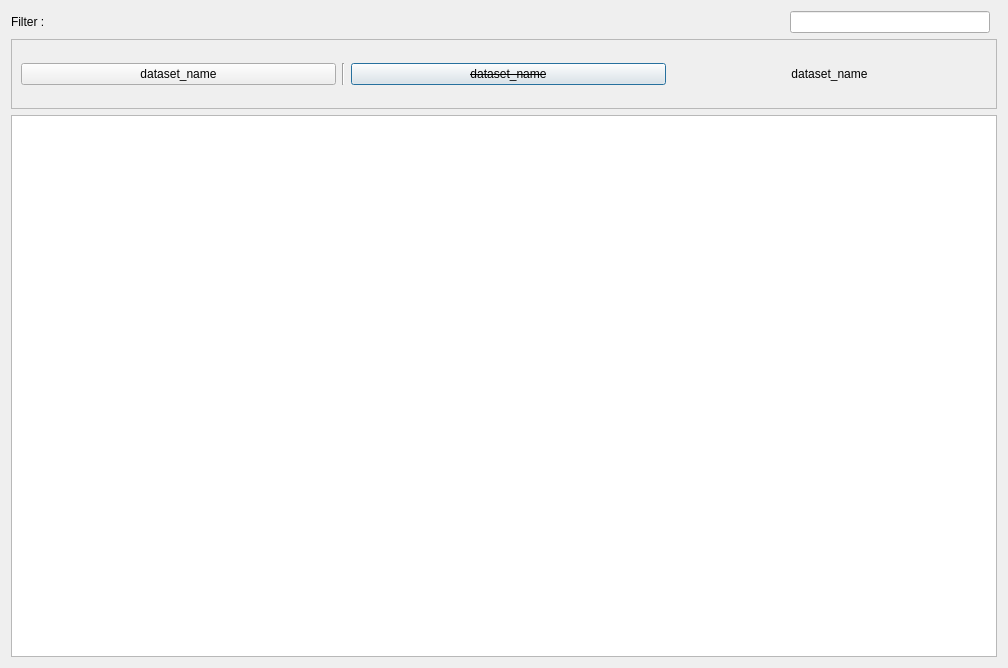
The window that ui/SydTableWidget.ui (OpenSyd/syd_ui) describes before a commit, drawn with Qt 5.
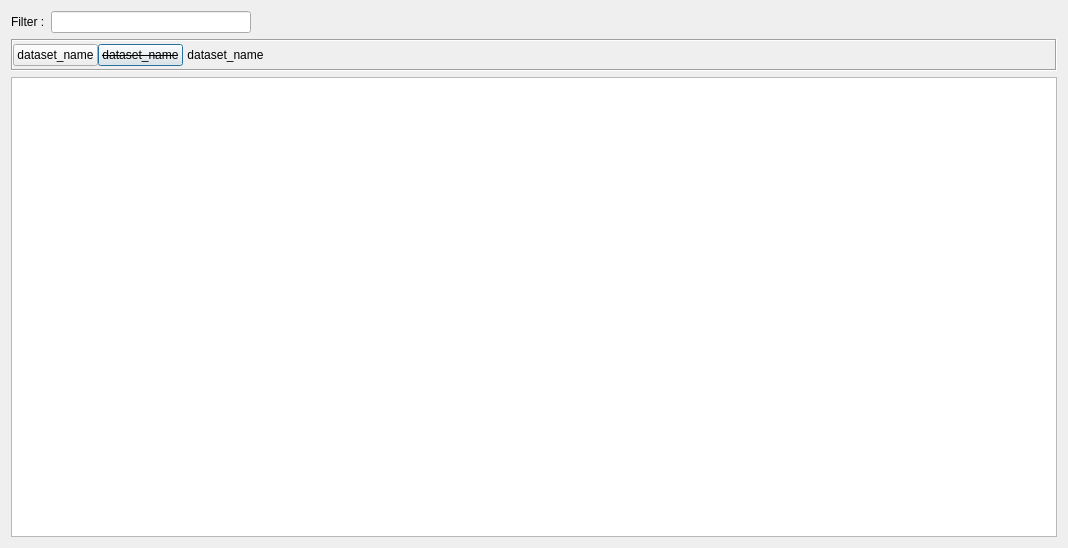
The same window after the commit.

Patch:
```diff
--- a/ui/SydTableWidget.ui
+++ b/ui/SydTableWidget.ui
@@ -6,8 +6,8 @@
    <rect>
     <x>0</x>
     <y>0</y>
-    <width>1008</width>
-    <height>668</height>
+    <width>1068</width>
+    <height>548</height>
    </rect>
   </property>
   <property name="windowTitle">
@@ -44,10 +44,10 @@
        <property name="orientation">
         <enum>Qt::Horizontal</enum>
        </property>
-       <property name="size_hint" stdset="0">
+       <property name="sizeHint" stdset="0">
         <size>
-         <width>40</width>
-         <height>20</height>
+         <width>0</width>
+         <height>0</height>
         </size>
        </property>
       </spacer>
@@ -56,12 +56,30 @@
    </item>
    <item>
     <widget class="QScrollArea" name="scrollArea">
+     <property name="enabled">
+      <bool>true</bool>
+     </property>
      <property name="sizePolicy">
       <sizepolicy hsizetype="Expanding" vsizetype="Minimum">
        <horstretch>0</horstretch>
        <verstretch>0</verstretch>
       </sizepolicy>
      </property>
+     <property name="maximumSize">
+      <size>
+       <width>16777215</width>
+       <height>32</height>
+      </size>
+     </property>
+     <property name="frameShape">
+      <enum>QFrame::Box</enum>
+     </property>
+     <property name="frameShadow">
+      <enum>QFrame::Sunken</enum>
+     </property>
+     <property name="sizeAdjustPolicy">
+      <enum>QAbstractScrollArea::AdjustToContentsOnFirstShow</enum>
+     </property>
      <property name="widgetResizable">
       <bool>true</bool>
      </property>
@@ -70,13 +88,29 @@
        <rect>
         <x>0</x>
         <y>0</y>
-        <width>988</width>
-        <height>69</height>
+        <width>1046</width>
+        <height>28</height>
        </rect>
       </property>
-      <layout class="QGridLayout" name="gridLayout">
-       <item row="0" column="0">
         <layout class="QHBoxLayout" name="layout_col_buttons">
+       <property name="spacing">
+        <number>0</number>
+       </property>
+       <property name="sizeConstraint">
+        <enum>QLayout::SetDefaultConstraint</enum>
+       </property>
+       <property name="leftMargin">
+        <number>0</number>
+       </property>
+       <property name="topMargin">
+        <number>0</number>
+       </property>
+       <property name="rightMargin">
+        <number>0</number>
+       </property>
+       <property name="bottomMargin">
+        <number>0</number>
+       </property>
          <item>
           <widget class="QPushButton" name="button1">
            <property name="text">
@@ -87,13 +121,6 @@
            </property>
           </widget>
          </item>
-         <item>
-          <widget class="Line" name="line">
-           <property name="orientation">
-            <enum>Qt::Vertical</enum>
-           </property>
-          </widget>
-         </item>
          <item>
           <widget class="QPushButton" name="button2">
            <property name="font">
@@ -126,7 +153,18 @@
            </property>
           </widget>
          </item>
-        </layout>
+       <item>
+        <spacer name="horizontalSpacer_2">
+         <property name="orientation">
+          <enum>Qt::Horizontal</enum>
+         </property>
+         <property name="sizeHint" stdset="0">
+          <size>
+           <width>878</width>
+           <height>20</height>
+          </size>
+         </property>
+        </spacer>
        </item>
       </layout>
      </widget>
```
Left out of the diff: 2 changed lines with no effect on the pictures. Lines whose indentation alone changed are shown as unchanged.
